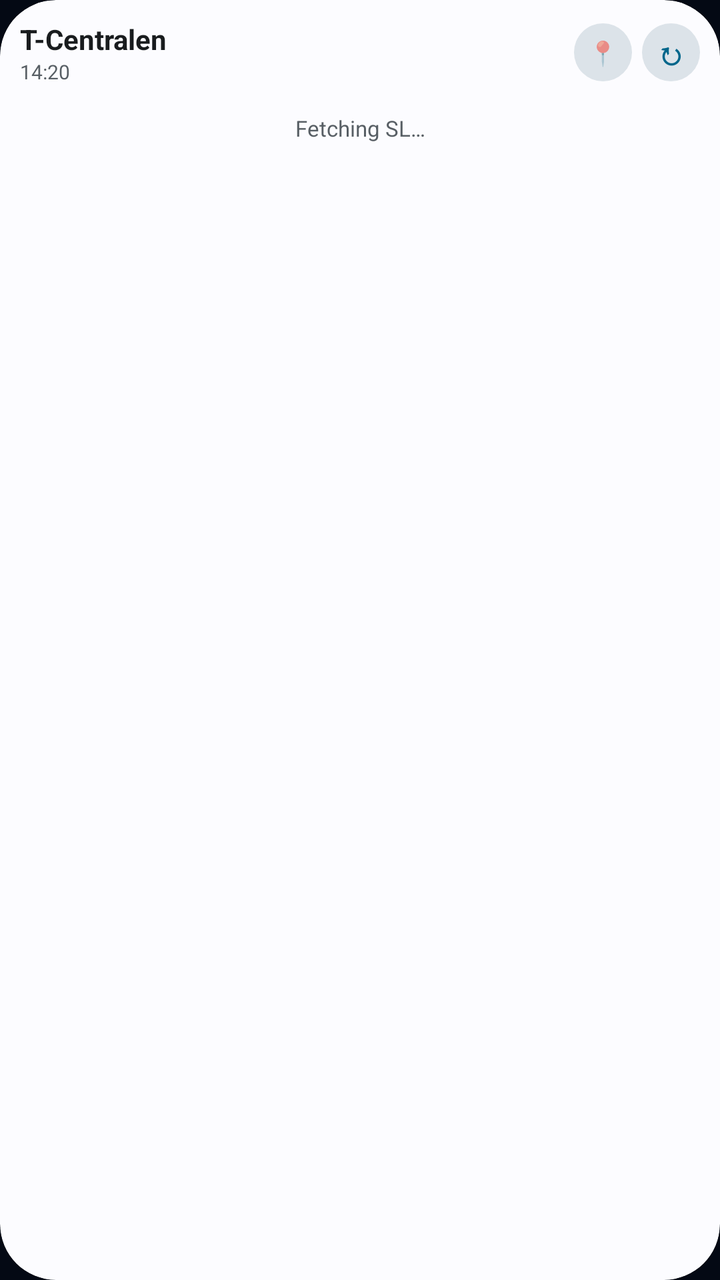
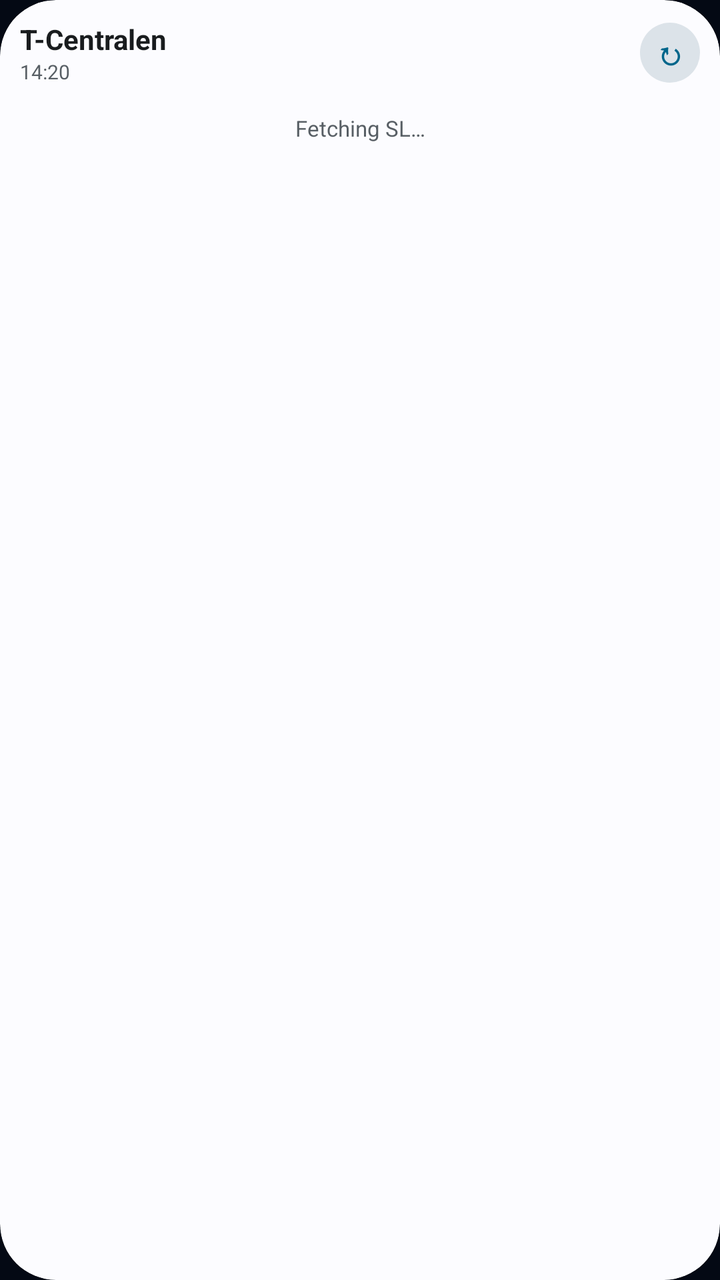

The first picture is an Android layout as it rendered before a commit; the second is the same layout after the commit. The layout source and the unified diff follow.
<!-- AndroidManifest.xml: application theme Theme.TRadar -->
<!-- res/layout/widget_board.xml -->
<?xml version="1.0" encoding="utf-8"?>
<FrameLayout xmlns:android="http://schemas.android.com/apk/res/android"
    android:id="@android:id/background"
    android:layout_width="match_parent"
    android:layout_height="match_parent"
    android:background="@drawable/widget_bg_outline"
    android:clipToOutline="true">

    <ImageView
        android:id="@+id/widget_bg_image"
        android:layout_width="match_parent"
        android:layout_height="match_parent"
        android:contentDescription="@null"
        android:scaleType="fitXY"
        android:src="@drawable/widget_bg_auto" />

    <LinearLayout
        android:layout_width="match_parent"
        android:layout_height="match_parent"
        android:orientation="vertical"
        android:padding="10dp">

        
        <LinearLayout
            android:layout_width="match_parent"
            android:layout_height="wrap_content"
            android:gravity="center_vertical"
            android:orientation="horizontal">

            <LinearLayout
                android:id="@+id/widget_header_tap"
                android:layout_width="0dp"
                android:layout_height="wrap_content"
                android:layout_weight="1"
                android:orientation="vertical"
                android:paddingEnd="6dp">

                <TextView
                    android:id="@+id/widget_station_name"
                    android:layout_width="match_parent"
                    android:layout_height="wrap_content"
                    android:ellipsize="end"
                    android:maxLines="1"
                    android:text="T-Centralen"
                    android:textColor="@color/widget_text_primary"
                    android:textSize="14sp"
                    android:textStyle="bold" />

                <TextView
                    android:id="@+id/widget_updated_at"
                    android:layout_width="match_parent"
                    android:layout_height="wrap_content"
                    android:ellipsize="end"
                    android:maxLines="1"
                    android:text="14:20"
                    android:textColor="@color/widget_text_secondary"
                    android:textSize="10sp" />
            </LinearLayout>

            <TextView
                android:id="@+id/widget_near_btn"
                android:layout_width="29dp"
                android:layout_height="29dp"
                android:layout_marginEnd="5dp"
                android:background="@drawable/widget_btn_auto"
                android:gravity="center"
                android:text="📍"
                android:textSize="12sp" />

            <TextView
                android:id="@+id/widget_refresh_btn"
                android:layout_width="29dp"
                android:layout_height="29dp"
                android:background="@drawable/widget_btn_auto"
                android:gravity="center"
                android:text="↻"
                android:textColor="@color/widget_accent"
                android:textSize="16sp"
                android:textStyle="bold" />
        </LinearLayout>

        
        <LinearLayout
            android:id="@+id/widget_tabs_bar"
            android:layout_width="match_parent"
            android:layout_height="wrap_content"
            android:layout_marginTop="6dp"
            android:orientation="horizontal"
            android:visibility="gone">

            <TextView
                android:id="@+id/widget_tab_0"
                android:layout_width="0dp"
                android:layout_height="24dp"
                android:layout_marginEnd="4dp"
                android:layout_weight="1"
                android:background="@drawable/widget_tab_active_auto"
                android:ellipsize="end"
                android:gravity="center"
                android:maxLines="1"
                android:paddingStart="6dp"
                android:paddingEnd="6dp"
                android:text="Stop 1"
                android:textColor="@color/widget_tab_active_text"
                android:textSize="10sp"
                android:textStyle="bold"
                android:visibility="gone" />

            <TextView
                android:id="@+id/widget_tab_1"
                android:layout_width="0dp"
                android:layout_height="24dp"
                android:layout_marginEnd="4dp"
                android:layout_weight="1"
                android:background="@drawable/widget_tab_idle_auto"
                android:ellipsize="end"
                android:gravity="center"
                android:maxLines="1"
                android:paddingStart="6dp"
                android:paddingEnd="6dp"
                android:text="Stop 2"
                android:textColor="@color/widget_text_secondary"
                android:textSize="10sp"
                android:textStyle="bold"
                android:visibility="gone" />

            <TextView
                android:id="@+id/widget_tab_2"
                android:layout_width="0dp"
                android:layout_height="24dp"
                android:layout_weight="1"
                android:background="@drawable/widget_tab_idle_auto"
                android:ellipsize="end"
                android:gravity="center"
                android:maxLines="1"
                android:paddingStart="6dp"
                android:paddingEnd="6dp"
                android:text="Stop 3"
                android:textColor="@color/widget_text_secondary"
                android:textSize="10sp"
                android:textStyle="bold"
                android:visibility="gone" />
        </LinearLayout>

        <TextView
            android:id="@+id/widget_status_text"
            android:layout_width="match_parent"
            android:layout_height="wrap_content"
            android:layout_marginTop="8dp"
            android:gravity="center"
            android:padding="6dp"
            android:text="Fetching SL…"
            android:textColor="@color/widget_text_secondary"
            android:textSize="11sp"
            android:visibility="visible" />

        
        <FrameLayout
            android:id="@+id/widget_cat_empty"
            android:layout_width="match_parent"
            android:layout_height="0dp"
            android:layout_marginTop="6dp"
            android:layout_weight="1"
            android:visibility="gone">

            <ImageView
                android:id="@+id/widget_cat_bg"
                android:layout_width="match_parent"
                android:layout_height="match_parent"
                android:contentDescription="@null"
                android:scaleType="fitXY"
                android:src="@drawable/widget_row_auto" />

            <LinearLayout
                android:layout_width="match_parent"
                android:layout_height="match_parent"
                android:gravity="center"
                android:orientation="vertical"
                android:padding="6dp">

                <ViewFlipper
                    android:id="@+id/cat_flipper"
                    android:layout_width="match_parent"
                    android:layout_height="72dp"
                    android:autoStart="true"
                    android:flipInterval="650">

                    <ImageView
                        android:layout_width="match_parent"
                        android:layout_height="match_parent"
                        android:contentDescription="@null"
                        android:scaleType="fitCenter"
                        android:src="@drawable/cat_frame_0" />

                    <ImageView
                        android:layout_width="match_parent"
                        android:layout_height="match_parent"
                        android:contentDescription="@null"
                        android:scaleType="fitCenter"
                        android:src="@drawable/cat_frame_1" />

                    <ImageView
                        android:layout_width="match_parent"
                        android:layout_height="match_parent"
                        android:contentDescription="@null"
                        android:scaleType="fitCenter"
                        android:src="@drawable/cat_frame_2" />

                    <ImageView
                        android:layout_width="match_parent"
                        android:layout_height="match_parent"
                        android:contentDescription="@null"
                        android:scaleType="fitCenter"
                        android:src="@drawable/cat_frame_3" />
                </ViewFlipper>

                <TextView
                    android:id="@+id/widget_cat_caption"
                    android:layout_width="match_parent"
                    android:layout_height="wrap_content"
                    android:layout_marginTop="2dp"
                    android:gravity="center"
                    android:text="All buses left without you... poke ↻"
                    android:textColor="@color/widget_text_primary"
                    android:textSize="11sp"
                    android:textStyle="bold" />
            </LinearLayout>
        </FrameLayout>

        <LinearLayout
            android:id="@+id/widget_rows_container"
            android:layout_width="match_parent"
            android:layout_height="wrap_content"
            android:layout_marginTop="6dp"
            android:orientation="vertical">

        <RelativeLayout
            android:id="@+id/row_0"
            android:layout_width="match_parent"
            android:layout_height="wrap_content"
            android:layout_marginTop="0dp"
            android:visibility="gone">

            <ImageView
                android:id="@+id/row_0_bg"
                android:layout_width="0dp"
                android:layout_height="0dp"
                android:layout_alignStart="@id/row_0_content"
                android:layout_alignTop="@id/row_0_content"
                android:layout_alignEnd="@id/row_0_content"
                android:layout_alignBottom="@id/row_0_content"
                android:contentDescription="@null"
                android:scaleType="fitXY"
                android:src="@drawable/widget_row_auto" />

            <LinearLayout
                android:id="@+id/row_0_content"
                android:layout_width="match_parent"
                android:layout_height="wrap_content"
                android:gravity="center_vertical"
                android:orientation="horizontal"
                android:paddingStart="8dp"
                android:paddingTop="6dp"
                android:paddingEnd="10dp"
                android:paddingBottom="6dp">

                <TextView
                    android:id="@+id/row_0_badge"
                    android:layout_width="wrap_content"
                    android:layout_height="wrap_content"
                    android:background="@drawable/badge_red"
                    android:fontFamily="monospace"
                    android:gravity="center"
                    android:minWidth="32dp"
                    android:paddingStart="6dp"
                    android:paddingTop="3dp"
                    android:paddingEnd="6dp"
                    android:paddingBottom="3dp"
                    android:text="14"
                    android:textColor="#FFFFFF"
                    android:textSize="11sp"
                    android:textStyle="bold" />

                <LinearLayout
                    android:layout_width="0dp"
                    android:layout_height="wrap_content"
                    android:layout_marginStart="8dp"
                    android:layout_marginEnd="6dp"
                    android:layout_weight="1"
                    android:orientation="vertical">

                    <TextView
                        android:id="@+id/row_0_dest"
                        android:layout_width="match_parent"
                        android:layout_height="wrap_content"
                        android:ellipsize="end"
                        android:maxLines="1"
                        android:text="Mörby centrum"
                        android:textColor="@color/widget_text_primary"
                        android:textSize="13sp"
                        android:textStyle="bold" />

                    <TextView
                        android:id="@+id/row_0_sub"
                        android:layout_width="match_parent"
                        android:layout_height="wrap_content"
                        android:ellipsize="end"
                        android:fontFamily="monospace"
                        android:maxLines="1"
                        android:textColor="@color/widget_warn"
                        android:textSize="9sp"
                        android:visibility="gone" />
                </LinearLayout>

                <Chronometer
                    android:id="@+id/row_0_chrono"
                    android:layout_width="wrap_content"
                    android:layout_height="wrap_content"
                    android:fontFamily="monospace"
                    android:textColor="@color/widget_accent"
                    android:textSize="13sp"
                    android:textStyle="bold"
                    android:visibility="gone" />

                <TextView
                    android:id="@+id/row_0_eta"
                    android:layout_width="wrap_content"
                    android:layout_height="wrap_content"
                    android:fontFamily="monospace"
                    android:text="NOW"
                    android:textColor="@color/widget_accent"
                    android:textSize="13sp"
                    android:textStyle="bold"
                    android:visibility="gone" />
            </LinearLayout>
        </RelativeLayout>

        <RelativeLayout
            android:id="@+id/row_1"
            android:layout_width="match_parent"
            android:layout_height="wrap_content"
            android:layout_marginTop="4dp"
            android:visibility="gone">

            <ImageView
                android:id="@+id/row_1_bg"
                android:layout_width="0dp"
                android:layout_height="0dp"
                android:layout_alignStart="@id/row_1_content"
                android:layout_alignTop="@id/row_1_content"
                android:layout_alignEnd="@id/row_1_content"
                android:layout_alignBottom="@id/row_1_content"
                android:contentDescription="@null"
                android:scaleType="fitXY"
                android:src="@drawable/widget_row_auto" />

            <LinearLayout
                android:id="@+id/row_1_content"
                android:layout_width="match_parent"
                android:layout_height="wrap_content"
                android:gravity="center_vertical"
                android:orientation="horizontal"
                android:paddingStart="8dp"
                android:paddingTop="6dp"
                android:paddingEnd="10dp"
                android:paddingBottom="6dp">

                <TextView
                    android:id="@+id/row_1_badge"
                    android:layout_width="wrap_content"
                    android:layout_height="wrap_content"
                    android:background="@drawable/badge_red"
                    android:fontFamily="monospace"
                    android:gravity="center"
                    android:minWidth="32dp"
                    android:paddingStart="6dp"
                    android:paddingTop="3dp"
                    android:paddingEnd="6dp"
                    android:paddingBottom="3dp"
                    android:text="14"
                    android:textColor="#FFFFFF"
                    android:textSize="11sp"
                    android:textStyle="bold" />

                <LinearLayout
                    android:layout_width="0dp"
                    android:layout_height="wrap_content"
                    android:layout_marginStart="8dp"
                    android:layout_marginEnd="6dp"
                    android:layout_weight="1"
                    android:orientation="vertical">

                    <TextView
                        android:id="@+id/row_1_dest"
                        android:layout_width="match_parent"
                        android:layout_height="wrap_content"
                        android:ellipsize="end"
                        android:maxLines="1"
                        android:text="Mörby centrum"
                        android:textColor="@color/widget_text_primary"
                        android:textSize="13sp"
                        android:textStyle="bold" />

                    <TextView
                        android:id="@+id/row_1_sub"
                        android:layout_width="match_parent"
                        android:layout_height="wrap_content"
                        android:ellipsize="end"
                        android:fontFamily="monospace"
                        android:maxLines="1"
                        android:textColor="@color/widget_warn"
                        android:textSize="9sp"
                        android:visibility="gone" />
                </LinearLayout>

                <Chronometer
                    android:id="@+id/row_1_chrono"
                    android:layout_width="wrap_content"
                    android:layout_height="wrap_content"
                    android:fontFamily="monospace"
                    android:textColor="@color/widget_accent"
                    android:textSize="13sp"
                    android:textStyle="bold"
                    android:visibility="gone" />

                <TextView
                    android:id="@+id/row_1_eta"
                    android:layout_width="wrap_content"
                    android:layout_height="wrap_content"
                    android:fontFamily="monospace"
                    android:text="NOW"
                    android:textColor="@color/widget_accent"
                    android:textSize="13sp"
                    android:textStyle="bold"
                    android:visibility="gone" />
            </LinearLayout>
        </RelativeLayout>

        <RelativeLayout
            android:id="@+id/row_2"
            android:layout_width="match_parent"
            android:layout_height="wrap_content"
            android:layout_marginTop="4dp"
            android:visibility="gone">

            <ImageView
                android:id="@+id/row_2_bg"
                android:layout_width="0dp"
                android:layout_height="0dp"
                android:layout_alignStart="@id/row_2_content"
                android:layout_alignTop="@id/row_2_content"
                android:layout_alignEnd="@id/row_2_content"
                android:layout_alignBottom="@id/row_2_content"
                android:contentDescription="@null"
                android:scaleType="fitXY"
                android:src="@drawable/widget_row_auto" />

            <LinearLayout
                android:id="@+id/row_2_content"
                android:layout_width="match_parent"
                android:layout_height="wrap_content"
                android:gravity="center_vertical"
                android:orientation="horizontal"
                android:paddingStart="8dp"
                android:paddingTop="6dp"
                android:paddingEnd="10dp"
                android:paddingBottom="6dp">

                <TextView
                    android:id="@+id/row_2_badge"
                    android:layout_width="wrap_content"
                    android:layout_height="wrap_content"
                    android:background="@drawable/badge_red"
                    android:fontFamily="monospace"
                    android:gravity="center"
                    android:minWidth="32dp"
                    android:paddingStart="6dp"
                    android:paddingTop="3dp"
                    android:paddingEnd="6dp"
                    android:paddingBottom="3dp"
                    android:text="14"
                    android:textColor="#FFFFFF"
                    android:textSize="11sp"
                    android:textStyle="bold" />

                <LinearLayout
                    android:layout_width="0dp"
                    android:layout_height="wrap_content"
                    android:layout_marginStart="8dp"
                    android:layout_marginEnd="6dp"
                    android:layout_weight="1"
                    android:orientation="vertical">

                    <TextView
                        android:id="@+id/row_2_dest"
                        android:layout_width="match_parent"
                        android:layout_height="wrap_content"
                        android:ellipsize="end"
                        android:maxLines="1"
                        android:text="Mörby centrum"
                        android:textColor="@color/widget_text_primary"
                        android:textSize="13sp"
                        android:textStyle="bold" />

                    <TextView
                        android:id="@+id/row_2_sub"
                        android:layout_width="match_parent"
                        android:layout_height="wrap_content"
                        android:ellipsize="end"
                        android:fontFamily="monospace"
                        android:maxLines="1"
                        android:textColor="@color/widget_warn"
                        android:textSize="9sp"
                        android:visibility="gone" />
                </LinearLayout>

                <Chronometer
                    android:id="@+id/row_2_chrono"
                    android:layout_width="wrap_content"
                    android:layout_height="wrap_content"
                    android:fontFamily="monospace"
                    android:textColor="@color/widget_accent"
                    android:textSize="13sp"
                    android:textStyle="bold"
                    android:visibility="gone" />

                <TextView
                    android:id="@+id/row_2_eta"
                    android:layout_width="wrap_content"
                    android:layout_height="wrap_content"
                    android:fontFamily="monospace"
                    android:text="NOW"
                    android:textColor="@color/widget_accent"
                    android:textSize="13sp"
                    android:textStyle="bold"
                    android:visibility="gone" />
            </LinearLayout>
        </RelativeLayout>

        <RelativeLayout
            android:id="@+id/row_3"
            android:layout_width="match_parent"
            android:layout_height="wrap_content"
            android:layout_marginTop="4dp"
            android:visibility="gone">

            <ImageView
                android:id="@+id/row_3_bg"
                android:layout_width="0dp"
                android:layout_height="0dp"
                android:layout_alignStart="@id/row_3_content"
                android:layout_alignTop="@id/row_3_content"
                android:layout_alignEnd="@id/row_3_content"
                android:layout_alignBottom="@id/row_3_content"
                android:contentDescription="@null"
                android:scaleType="fitXY"
                android:src="@drawable/widget_row_auto" />

            <LinearLayout
                android:id="@+id/row_3_content"
                android:layout_width="match_parent"
                android:layout_height="wrap_content"
                android:gravity="center_vertical"
                android:orientation="horizontal"
                android:paddingStart="8dp"
                android:paddingTop="6dp"
                android:paddingEnd="10dp"
                android:paddingBottom="6dp">

                <TextView
                    android:id="@+id/row_3_badge"
                    android:layout_width="wrap_content"
                    android:layout_height="wrap_content"
                    android:background="@drawable/badge_red"
                    android:fontFamily="monospace"
                    android:gravity="center"
                    android:minWidth="32dp"
                    android:paddingStart="6dp"
                    android:paddingTop="3dp"
                    android:paddingEnd="6dp"
                    android:paddingBottom="3dp"
                    android:text="14"
                    android:textColor="#FFFFFF"
                    android:textSize="11sp"
                    android:textStyle="bold" />

                <LinearLayout
                    android:layout_width="0dp"
                    android:layout_height="wrap_content"
                    android:layout_marginStart="8dp"
                    android:layout_marginEnd="6dp"
                    android:layout_weight="1"
                    android:orientation="vertical">

                    <TextView
                        android:id="@+id/row_3_dest"
                        android:layout_width="match_parent"
                        android:layout_height="wrap_content"
                        android:ellipsize="end"
                        android:maxLines="1"
                        android:text="Mörby centrum"
                        android:textColor="@color/widget_text_primary"
                        android:textSize="13sp"
                        android:textStyle="bold" />

                    <TextView
                        android:id="@+id/row_3_sub"
                        android:layout_width="match_parent"
                        android:layout_height="wrap_content"
                        android:ellipsize="end"
                        android:fontFamily="monospace"
                        android:maxLines="1"
                        android:textColor="@color/widget_warn"
                        android:textSize="9sp"
                        android:visibility="gone" />
                </LinearLayout>

                <Chronometer
                    android:id="@+id/row_3_chrono"
                    android:layout_width="wrap_content"
                    android:layout_height="wrap_content"
                    android:fontFamily="monospace"
                    android:textColor="@color/widget_accent"
                    android:textSize="13sp"
                    android:textStyle="bold"
                    android:visibility="gone" />

                <TextView
                    android:id="@+id/row_3_eta"
                    android:layout_width="wrap_content"
                    android:layout_height="wrap_content"
                    android:fontFamily="monospace"
                    android:text="NOW"
                    android:textColor="@color/widget_accent"
                    android:textSize="13sp"
                    android:textStyle="bold"
                    android:visibility="gone" />
            </LinearLayout>
        </RelativeLayout>

        </LinearLayout>

    </LinearLayout>

</FrameLayout>
<!-- resources referenced by this layout -->
<resources>
  <color name="widget_accent">#0284C7</color>
  <color name="widget_tab_active_text">#FFFFFF</color>
  <color name="widget_text_primary">#0F172A</color>
  <color name="widget_text_secondary">#475569</color>
  <color name="widget_warn">#D97706</color>
  <!-- drawable badge_red (drawable) -->
  <?xml version="1.0" encoding="utf-8"?>
  <shape xmlns:android="http://schemas.android.com/apk/res/android"
      android:shape="rectangle">
      <solid android:color="#E11D48" />
      <corners android:radius="8dp" />
  </shape>
  <!-- drawable cat_frame_0: png bitmap (drawable-nodpi, 35236 bytes) -->
  <!-- drawable cat_frame_1: png bitmap (drawable-nodpi, 34654 bytes) -->
  <!-- drawable cat_frame_2: png bitmap (drawable-nodpi, 38647 bytes) -->
  <!-- drawable cat_frame_3: png bitmap (drawable-nodpi, 39491 bytes) -->
  <!-- drawable widget_bg_auto (drawable) -->
  <?xml version="1.0" encoding="utf-8"?>
  <shape xmlns:android="http://schemas.android.com/apk/res/android"
      android:shape="rectangle">
      <solid android:color="@color/widget_surface" />
      <corners android:radius="@dimen/widget_bg_radius" />
  </shape>
  <!-- drawable widget_bg_outline (drawable) -->
  <?xml version="1.0" encoding="utf-8"?>
  <shape xmlns:android="http://schemas.android.com/apk/res/android"
      android:shape="rectangle">
      <solid android:color="#00000000" />
      <corners android:radius="@dimen/widget_bg_radius" />
  </shape>
  <!-- drawable widget_btn_auto (drawable) -->
  <?xml version="1.0" encoding="utf-8"?>
  <shape xmlns:android="http://schemas.android.com/apk/res/android"
      android:shape="oval">
      <solid android:color="@color/widget_tab_idle" />
  </shape>
  <!-- drawable widget_row_auto (drawable) -->
  <?xml version="1.0" encoding="utf-8"?>
  <shape xmlns:android="http://schemas.android.com/apk/res/android"
      android:shape="rectangle">
      <solid android:color="@color/widget_card" />
      <corners android:radius="@dimen/widget_inner_radius" />
  </shape>
  <!-- drawable widget_tab_active_auto (drawable) -->
  <?xml version="1.0" encoding="utf-8"?>
  <shape xmlns:android="http://schemas.android.com/apk/res/android"
      android:shape="rectangle">
      <solid android:color="@color/widget_tab_active" />
      <corners android:radius="999dp" />
  </shape>
  <!-- drawable widget_tab_idle_auto (drawable) -->
  <?xml version="1.0" encoding="utf-8"?>
  <shape xmlns:android="http://schemas.android.com/apk/res/android"
      android:shape="rectangle">
      <solid android:color="@color/widget_tab_idle" />
      <corners android:radius="999dp" />
  </shape>
  <style name="Theme.TRadar" parent="Theme.AppCompat.DayNight.NoActionBar">
          <item name="colorPrimary">@color/cyan_accent</item>
          <item name="colorPrimaryDark">@color/bg_dark</item>
          <item name="colorAccent">@color/cyan_accent</item>
          <item name="android:windowBackground">@color/bg_dark</item>
          <item name="android:statusBarColor">@color/bg_dark</item>
          <item name="android:navigationBarColor">@color/bg_dark</item>
      </style>
  <color name="widget_surface">#F8FAFC</color>
  <dimen name="widget_bg_radius">20dp</dimen>
  <color name="widget_tab_idle">#E2E8F0</color>
  <color name="widget_card">#E9EFF6</color>
  <dimen name="widget_inner_radius">12dp</dimen>
  <color name="widget_tab_active">#0284C7</color>
  <color name="cyan_accent">#29E6FF</color>
  <color name="bg_dark">#040914</color>
</resources>

<!-- the commit's change to res/layout/widget_board.xml (unified diff, before → after) -->
@@ -33,7 +33,7 @@
                 android:layout_height="wrap_content"
                 android:layout_weight="1"
                 android:orientation="vertical"
-                android:paddingEnd="6dp">
+                android:paddingEnd="8dp">
 
                 <TextView
                     android:id="@+id/widget_station_name"
@@ -58,19 +58,9 @@
             </LinearLayout>
 
             <TextView
-                android:id="@+id/widget_near_btn"
-                android:layout_width="29dp"
-                android:layout_height="29dp"
-                android:layout_marginEnd="5dp"
-                android:background="@drawable/widget_btn_auto"
-                android:gravity="center"
-                android:text="📍"
-                android:textSize="12sp" />
-
-            <TextView
                 android:id="@+id/widget_refresh_btn"
-                android:layout_width="29dp"
-                android:layout_height="29dp"
+                android:layout_width="30dp"
+                android:layout_height="30dp"
                 android:background="@drawable/widget_btn_auto"
                 android:gravity="center"
                 android:text="↻"
@@ -91,7 +81,7 @@
             <TextView
                 android:id="@+id/widget_tab_0"
                 android:layout_width="0dp"
-                android:layout_height="24dp"
+                android:layout_height="25dp"
                 android:layout_marginEnd="4dp"
                 android:layout_weight="1"
                 android:background="@drawable/widget_tab_active_auto"
@@ -109,7 +99,7 @@
             <TextView
                 android:id="@+id/widget_tab_1"
                 android:layout_width="0dp"
-                android:layout_height="24dp"
+                android:layout_height="25dp"
                 android:layout_marginEnd="4dp"
                 android:layout_weight="1"
                 android:background="@drawable/widget_tab_idle_auto"
@@ -127,7 +117,7 @@
             <TextView
                 android:id="@+id/widget_tab_2"
                 android:layout_width="0dp"
-                android:layout_height="24dp"
+                android:layout_height="25dp"
                 android:layout_weight="1"
                 android:background="@drawable/widget_tab_idle_auto"
                 android:ellipsize="end"
@@ -307,8 +297,8 @@
                         android:ellipsize="end"
                         android:fontFamily="monospace"
                         android:maxLines="1"
-                        android:textColor="@color/widget_warn"
-                        android:textSize="9sp"
+                        android:textColor="@color/widget_accent"
+                        android:textSize="10sp"
                         android:visibility="gone" />
                 </LinearLayout>
 
@@ -408,8 +398,8 @@
                         android:ellipsize="end"
                         android:fontFamily="monospace"
                         android:maxLines="1"
-                        android:textColor="@color/widget_warn"
-                        android:textSize="9sp"
+                        android:textColor="@color/widget_accent"
+                        android:textSize="10sp"
                         android:visibility="gone" />
                 </LinearLayout>
 
@@ -509,8 +499,8 @@
                         android:ellipsize="end"
                         android:fontFamily="monospace"
                         android:maxLines="1"
-                        android:textColor="@color/widget_warn"
-                        android:textSize="9sp"
+                        android:textColor="@color/widget_accent"
+                        android:textSize="10sp"
                         android:visibility="gone" />
                 </LinearLayout>
 
@@ -610,8 +600,8 @@
                         android:ellipsize="end"
                         android:fontFamily="monospace"
                         android:maxLines="1"
-                        android:textColor="@color/widget_warn"
-                        android:textSize="9sp"
+                        android:textColor="@color/widget_accent"
+                        android:textSize="10sp"
                         android:visibility="gone" />
                 </LinearLayout>
 
<!-- resource entries referenced after the edit -->
@@ -4,7 +4,6 @@
   <color name="widget_tab_active_text">#FFFFFF</color>
   <color name="widget_text_primary">#0F172A</color>
   <color name="widget_text_secondary">#475569</color>
-  <color name="widget_warn">#D97706</color>
   <!-- drawable badge_red (drawable) -->
   <?xml version="1.0" encoding="utf-8"?>
   <shape xmlns:android="http://schemas.android.com/apk/res/android"
